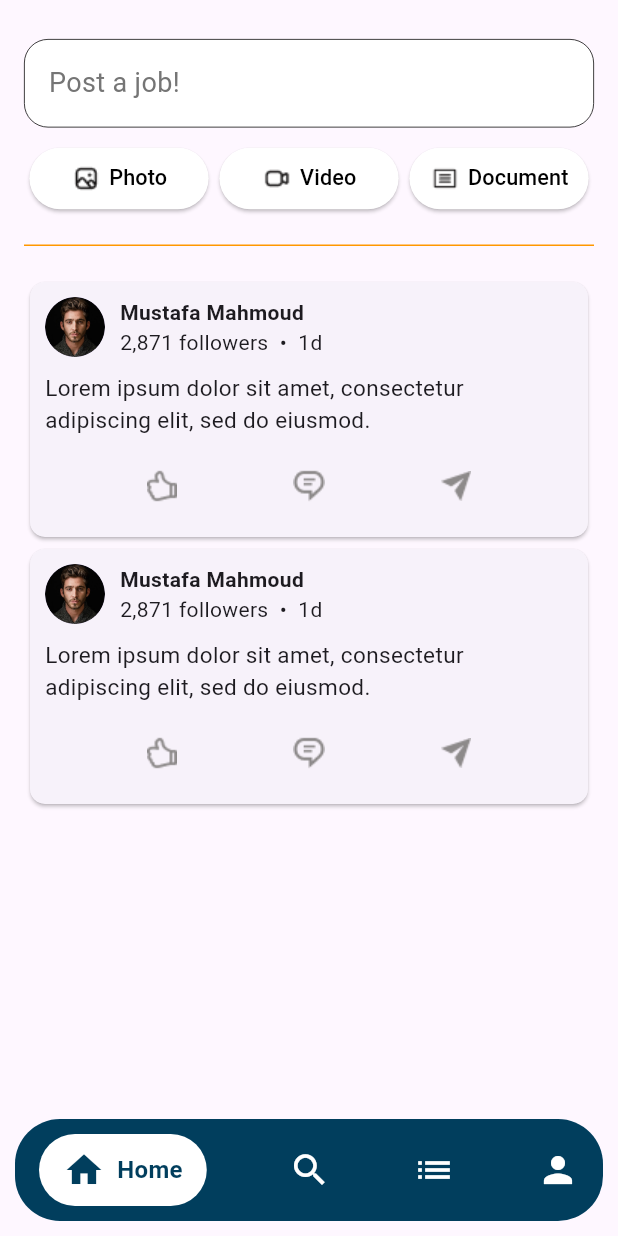
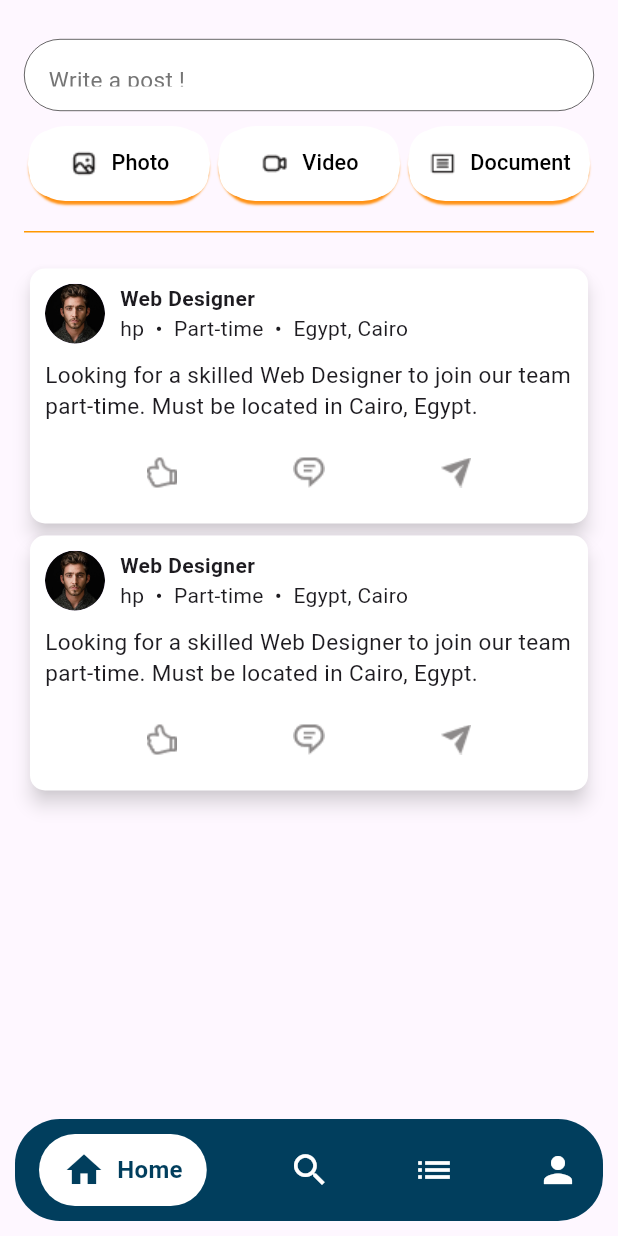
Before and after one commit to mohannad00/Aspire-Hire, a Flutter app: the HomeCompany screen opened directly, on a phone screen of 412 x 824 dp. Run offline on Flutter 3.47's test engine with Material 3 defaults, Android fonts, the phone set to English and light mode, and no system bars; our stand-ins replace dio, equatable, file_picker, flutter_bloc, percent_indicator, shared_preferences and 1 more; accounts and stored records are empty.

Commit message:
refactored home screen components

```diff
--- a/aspirehire/lib/features/home_screen/HomeCompany.dart
+++ b/aspirehire/lib/features/home_screen/HomeCompany.dart
@@ -30,8 +30,20 @@ class _HomeCompanyState extends State<HomeCompany> {
           const SizedBox(height: 20),
           Container(height: 1, width: double.infinity, color: Colors.orange),
           const SizedBox(height: 20),
-          const PostCard(), // المنشورات
-          const PostCard(), // يمكن استدعاؤه عدة مرات لعرض منشورات متعددة
+          const PostCard(
+  jobTitle: 'Web Designer',
+  company: 'hp',
+  jobType: 'Part-time',
+  location: 'Egypt, Cairo',
+  description: 'Looking for a skilled Web Designer to join our team part-time. Must be located in Cairo, Egypt.',
+), // المنشورات
+          const PostCard(
+  jobTitle: 'Web Designer',
+  company: 'hp',
+  jobType: 'Part-time',
+  location: 'Egypt, Cairo',
+  description: 'Looking for a skilled Web Designer to join our team part-time. Must be located in Cairo, Egypt.',
+), // يمكن استدعاؤه عدة مرات لعرض منشورات متعددة
         ],
       ),
     ),
--- a/aspirehire/lib/features/home_screen/components/CreatePostButton.dart
+++ b/aspirehire/lib/features/home_screen/components/CreatePostButton.dart
@@ -18,9 +18,9 @@ class CreatePostButton extends StatelessWidget {
         decoration: BoxDecoration(
           color: Colors.white,
           border: Border.all(color: Colors.black, width: 0.5),
-          borderRadius: BorderRadius.circular(16),
+          borderRadius: BorderRadius.circular(50),
         ),
-        child: Text("Post a job!", style: TextStyle(fontSize: 18, color: Colors.grey[600])),
+        child: Text("Write a post !", style: TextStyle(fontSize: 18, color: Colors.grey[600])),
       ),
     );
   }
--- a/aspirehire/lib/features/home_screen/components/CustomNavBar.dart
+++ b/aspirehire/lib/features/home_screen/components/CustomNavBar.dart
@@ -18,11 +18,12 @@ class CustomNavBar extends StatelessWidget {
     List<IconData> icons = [Icons.home, Icons.search, Icons.list, Icons.person];
 
     return Container(
+      height: 56,
       padding: const EdgeInsets.symmetric(horizontal: 16, vertical: 10),
       margin: const EdgeInsets.all(10),
       decoration: BoxDecoration(
         color: const Color(0xFF013E5D),
-        borderRadius: BorderRadius.circular(30),
+        borderRadius: BorderRadius.circular(20),
       ),
       child: Row(
         mainAxisAlignment: MainAxisAlignment.spaceBetween,
--- a/aspirehire/lib/features/home_screen/components/HomeHeader.dart
+++ b/aspirehire/lib/features/home_screen/components/HomeHeader.dart
@@ -15,7 +15,7 @@ class HomeHeader extends StatelessWidget {
   @override
   Widget build(BuildContext context) {
     return Container(
-      height: 85,
+      height: 62,
       decoration: const BoxDecoration(
         color: Color(0xFF013E5D),
         borderRadius: BorderRadius.all(Radius.circular(20)),
--- a/aspirehire/lib/features/home_screen/components/MediaButtons.dart
+++ b/aspirehire/lib/features/home_screen/components/MediaButtons.dart
@@ -5,8 +5,6 @@ class MediaButtons extends StatelessWidget {
 
   @override
   Widget build(BuildContext context) {
-    // Get the screen width
-
     return Row(
       mainAxisAlignment: MainAxisAlignment.spaceAround,
       children: [
@@ -18,26 +16,42 @@ class MediaButtons extends StatelessWidget {
   }
 
   Widget _buildButton(BuildContext context, String text, String assetPath) {
-    // Get the screen width
     final screenWidth = MediaQuery.of(context).size.width;
 
-    // Adjust button width based on screen size
     final buttonWidth = screenWidth * 0.25; // 25% of screen width
     final iconSize = screenWidth * 0.05; // 5% of screen width
     final fontSize = screenWidth * 0.035; // 3.5% of screen width
 
-    return ElevatedButton(
+    return Container(
+      decoration: BoxDecoration(
+        color: Colors.white,
+        borderRadius: BorderRadius.circular(100),
+        border: Border.all(color: Colors.transparent),
+        boxShadow: const [
+          BoxShadow(
+            color: Color.fromARGB(255, 255, 145, 19),
+            blurRadius: 0.5,
+            spreadRadius: -0.5,
+            offset: Offset(0, 3), // Shadow only at the bottom
+          ),
+        ],
+      ),
+      child: ElevatedButton(
         onPressed: () {},
         style: ElevatedButton.styleFrom(
           backgroundColor: Colors.white,
-        foregroundColor: Colors.black,
+          shadowColor: Colors.transparent, // Disable default shadow
           padding: EdgeInsets.symmetric(
             horizontal: screenWidth * 0.02,
-          vertical: 10,
-        ), // Responsive padding
+            vertical: 12,
+          ),
+          shape: RoundedRectangleBorder(
+            borderRadius: BorderRadius.circular(16),
+            side: const BorderSide(color: Colors.transparent),
+          ),
         ),
         child: SizedBox(
-        width: buttonWidth, // Set a responsive width
+          width: buttonWidth,
           child: Row(
             mainAxisAlignment: MainAxisAlignment.center,
             children: [
@@ -46,12 +60,16 @@ class MediaButtons extends StatelessWidget {
                 width: iconSize,
                 height: iconSize,
               ),
-            const SizedBox(width: 5),
+              const SizedBox(width: 8),
               Text(
                 text,
-              style: TextStyle(fontSize: fontSize), // Responsive font size
+                style: TextStyle(
+                  fontSize: fontSize,
+                  color: Colors.black,
+                ),
               ),
             ],
+          ),
         ),
       ),
     );
--- a/aspirehire/lib/features/home_screen/components/PostCard.dart
+++ b/aspirehire/lib/features/home_screen/components/PostCard.dart
@@ -3,11 +3,27 @@
 import 'package:flutter/material.dart';
 
 class PostCard extends StatelessWidget {
-  const PostCard({Key? key}) : super(key: key);
+  final String jobTitle;
+  final String company;
+  final String jobType;
+  final String location;
+  final String description;
+
+  const PostCard({
+    Key? key,
+    required this.jobTitle,
+    required this.company,
+    required this.jobType,
+    required this.location,
+    required this.description,
+  }) : super(key: key);
 
   @override
   Widget build(BuildContext context) {
     return Card(
+      color: Colors.white,
+      elevation: 5, // Adds shadow to the card
+      shadowColor: Colors.grey.withOpacity(0.5), // Customize shadow color
       shape: RoundedRectangleBorder(borderRadius: BorderRadius.circular(10)),
       child: Padding(
         padding: const EdgeInsets.all(10.0),
@@ -21,14 +37,14 @@ class PostCard extends StatelessWidget {
                 Column(
                   crossAxisAlignment: CrossAxisAlignment.start,
                   children: [
-                    Text('Mustafa Mahmoud', style: TextStyle(fontWeight: FontWeight.bold)),
-                    Text('2,871 followers  •  1d'),
+                    Text('Web Designer', style: TextStyle(fontWeight: FontWeight.bold)),
+                    Text('hp  •  Part-time  •  Egypt, Cairo'),
                   ],
                 ),
               ],
             ),
             const SizedBox(height: 10),
-            const Text('Lorem ipsum dolor sit amet, consectetur adipiscing elit, sed do eiusmod.', style: TextStyle(fontSize: 15)),
+            Text(description, style: const TextStyle(fontSize: 15)),
             const SizedBox(height: 10),
             Row(
               mainAxisAlignment: MainAxisAlignment.center,
--- a/aspirehire/lib/features/home_screen/components/PostJobButton.dart
+++ b/aspirehire/lib/features/home_screen/components/PostJobButton.dart
@@ -13,14 +13,15 @@ class PostJobButton extends StatelessWidget {
         Navigator.push(context, MaterialPageRoute(builder: (context) => const PostJob()));
       },
       child: Container(
+        height:48 ,
         width: double.infinity,
         padding: const EdgeInsets.all(16),
         decoration: BoxDecoration(
           color: Colors.white,
-          border: Border.all(color: Colors.black, width: 0.5),
-          borderRadius: BorderRadius.circular(16),
+          border: Border.all(color: Colors.black, width: 0.4),
+          borderRadius: BorderRadius.circular(50),
         ),
-        child: Text("Post a job!", style: TextStyle(fontSize: 18, color: Colors.grey[600])),
+        child: Text("Write a post !", style: TextStyle(fontSize: 15, color: Colors.grey[600])),
       ),
     );
   }
--- a/aspirehire/lib/features/job_search/components/JobSearchBody .dart
+++ b/aspirehire/lib/features/job_search/components/JobSearchBody .dart
@@ -20,9 +20,9 @@ class JobSearchBody extends StatelessWidget {
           SizedBox(height: 25),
           Row(
             children: [
-              JobCard(), // First job card
+              //JobCard(), // First job card
               SizedBox(width: 25),
-              JobCard(), // Second job card
+              //JobCard(), // Second job card
             ],
           ),
         ],
```
Also changed, not shown: aspirehire/lib/features/home_screen/HomeScreenJobSeeker.dart (+98 -150 lines), aspirehire/lib/features/home_screen/components/JobCard.dart (+69 -11 lines). Lines whose indentation alone changed are shown as unchanged.
